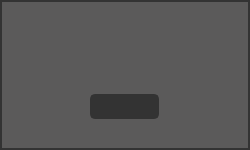
Old version of the form ui_error.ui in the repository lucasspeixoto/dentalar_bots.
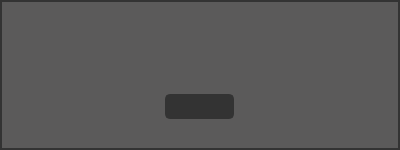
New version of the form.

Patch:
```diff
--- a/ui_error.ui
+++ b/ui_error.ui
@@ -6,19 +6,19 @@
    <rect>
     <x>0</x>
     <y>0</y>
-    <width>250</width>
+    <width>400</width>
     <height>150</height>
    </rect>
   </property>
   <property name="minimumSize">
    <size>
-    <width>250</width>
+    <width>400</width>
     <height>150</height>
    </size>
   </property>
   <property name="maximumSize">
    <size>
-    <width>250</width>
+    <width>400</width>
     <height>150</height>
    </size>
   </property>
```
